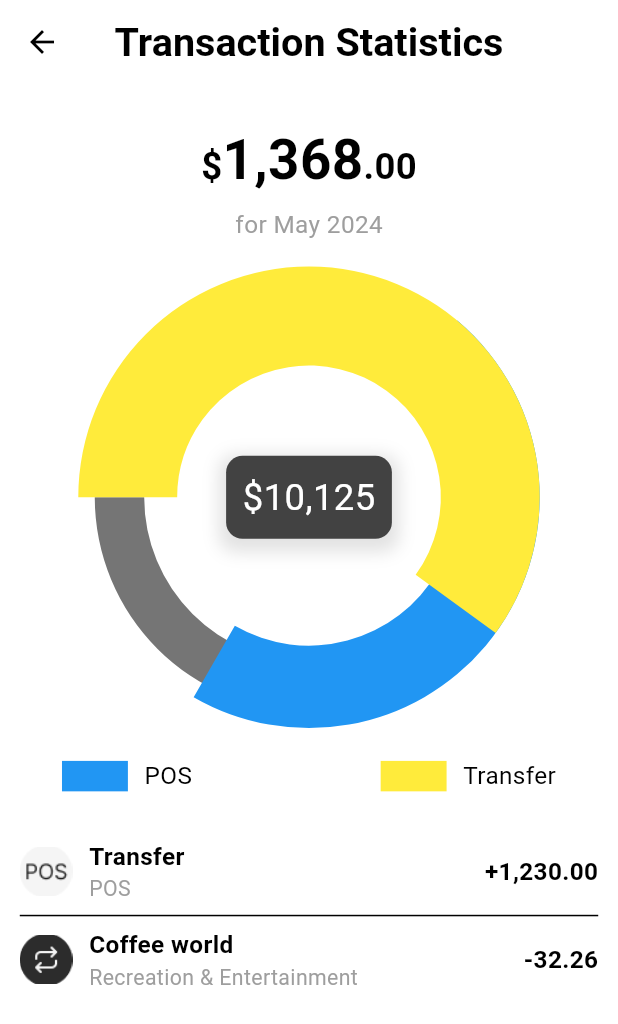
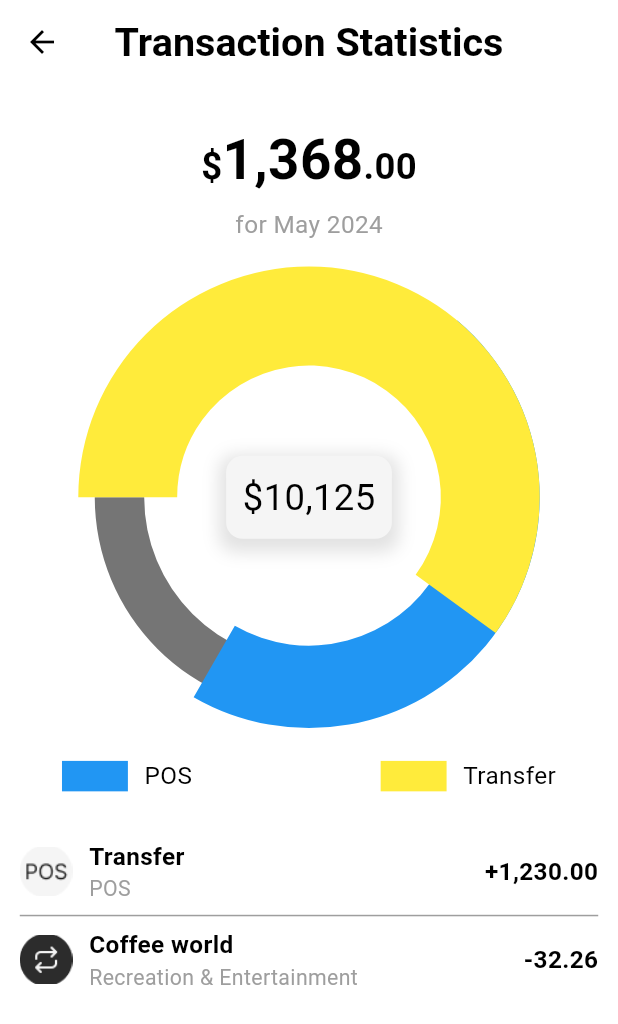
Before and after one commit to mayur-chaudhari-eazr/eazrdaily, a Flutter app: the AnalyticsPage screen opened directly, on a phone screen of 412 x 824 dp. Shown: the top 1024 px of the screen. Run offline on Flutter 3.47's test engine with Material 3 defaults, Android fonts, the phone set to English and light mode, and no system bars; our stand-ins replace flutter_bloc, flutter_countdown_timer, flutter_otp_text_field, smooth_page_indicator, syncfusion_flutter_charts.

Commit message:
minor changes

```diff
--- a/lib/features/analytics/analytics_page.dart
+++ b/lib/features/analytics/analytics_page.dart
@@ -5,6 +5,7 @@ import '../../core/utils/window.dart'; // Import your Window class for responsiv
 
 class AnalyticsPage extends StatelessWidget {
   const AnalyticsPage({super.key});
+
 
   @override
   Widget build(BuildContext context) {
@@ -27,20 +28,20 @@ class AnalyticsPage extends StatelessWidget {
           'Transaction Statistics',
           style: TextStyle(
             color: isDarkMode ? Colors.white : Colors.black,
-            fontSize: Window.getFontSize(26), // Reduced font size
+            fontSize: Window.getFontSize(26), // Font size adjusted for readability
             fontWeight: FontWeight.bold,
           ),
         ),
         centerTitle: true,
         elevation: 0,
       ),
-      backgroundColor: isDarkMode ? Colors.grey[900] : Colors.white,
+      backgroundColor: isDarkMode ? Color(0xFF1E1E1E) : Colors.white, // Set background color based on mode
       body: SingleChildScrollView(
-        padding: Window.getPadding(all: 12), // Reduced padding
+        padding: Window.getPadding(all: 12), // Padding as per responsive design
         child: Column(
           crossAxisAlignment: CrossAxisAlignment.center,
           children: [
-            const SizedBox(height: 12), // Reduced height
+            const SizedBox(height: 12),
             Center(
               child: Column(
                 children: [
@@ -48,37 +49,38 @@ class AnalyticsPage extends StatelessWidget {
                     TextSpan(
                       style: TextStyle(
                         fontWeight: FontWeight.bold,
-                        fontSize: Window.getFontSize(36), // Reduced font size from 48
+                        fontSize: Window.getFontSize(36), // Large font size
+                        color: isDarkMode ? Colors.white : Colors.black, // Color based on mode
                       ),
                       children: [
                         TextSpan(
-                          text: '\$', // Small $ symbol
+                          text: '\$',
                           style: TextStyle(
-                            fontSize: Window.getFontSize(24), // Reduced font size from 30
+                            fontSize: Window.getFontSize(24),
                           ),
                         ),
                         const TextSpan(text: '1,368'), // Main large number
                         TextSpan(
-                          text: '.00', // Small .00 part
+                          text: '.00',
                           style: TextStyle(
-                            fontSize: Window.getFontSize(24), // Reduced font size from 30
+                            fontSize: Window.getFontSize(24),
                           ),
                         ),
                       ],
                     ),
                   ),
-                  SizedBox(height: Window.getVerticalSize(6)), // Reduced vertical size
+                  SizedBox(height: Window.getVerticalSize(6)),
                   Text(
                     "for May 2024",
                     style: TextStyle(
-                      fontSize: Window.getFontSize(16), // Reduced font size from 20
-                      color: Colors.grey,
+                      fontSize: Window.getFontSize(16),
+                      color: isDarkMode ? Colors.grey[300] : Colors.grey,
                     ),
                   ),
                 ],
               ),
             ),
-            SizedBox(height: Window.getVerticalSize(20)), // Reduced vertical size
+            SizedBox(height: Window.getVerticalSize(20)),
 
             // Circular charts
             Stack(
@@ -89,8 +91,8 @@ class AnalyticsPage extends StatelessWidget {
                   series: <CircularSeries>[
                     DoughnutSeries<_ChartData, String>(
                       dataSource: [_ChartData('Remaining', 20, Colors.grey[600]!)],
-                      innerRadius: Window.getHorizontalSize(100).toString(), // Reduced inner radius
-                      radius: Window.getHorizontalSize(130).toString(), // Reduced radius
+                      innerRadius: Window.getHorizontalSize(100).toString(),
+                      radius: Window.getHorizontalSize(130).toString(),
                       startAngle: 270,
                       endAngle: 630,
                       pointColorMapper: (_ChartData data, _) => data.color,
@@ -137,15 +139,15 @@ class AnalyticsPage extends StatelessWidget {
                 // Center text container
                 Positioned(
                   child: Container(
-                    padding: Window.getPadding(all: 10), // Reduced padding
+                    padding: Window.getPadding(all: 10),
                     decoration: BoxDecoration(
-                      color: isDarkMode ? Colors.grey[100] : Colors.grey[800],
-                      borderRadius: BorderRadius.circular(Window.getRadiusSize(10)), // Reduced radius
+                      color: isDarkMode ? Colors.grey[800] : Colors.grey[100],
+                      borderRadius: BorderRadius.circular(Window.getRadiusSize(10)),
                       boxShadow: [
                         BoxShadow(
                           color: isDarkMode ? Colors.black26 : Colors.grey.withOpacity(0.3),
-                          blurRadius: Window.getHorizontalSize(8), // Reduced blur
-                          spreadRadius: Window.getHorizontalSize(4), // Reduced spread
+                          blurRadius: Window.getHorizontalSize(8),
+                          spreadRadius: Window.getHorizontalSize(4),
                           offset: const Offset(0, 4),
                         ),
                       ],
@@ -153,8 +155,8 @@ class AnalyticsPage extends StatelessWidget {
                     child: Text(
                       "\$10,125",
                       style: TextStyle(
-                        color: isDarkMode ? Colors.black : Colors.white,
-                        fontSize: Window.getFontSize(24), // Reduced font size
+                        color: isDarkMode ? Colors.white : Colors.black,
+                        fontSize: Window.getFontSize(24),
                       ),
                     ),
                   ),
@@ -163,22 +165,22 @@ class AnalyticsPage extends StatelessWidget {
             ),
 
             // Legends
-            SizedBox(height: Window.getVerticalSize(24)), // Reduced vertical size
+            SizedBox(height: Window.getVerticalSize(24)),
             Row(
               mainAxisAlignment: MainAxisAlignment.spaceAround,
               children: [
-                _buildLegend('POS', Colors.blue),
-                SizedBox(width: Window.getHorizontalSize(12)), // Reduced spacing
-                _buildLegend('Transfer', Colors.yellow),
+                _buildLegend('POS', Colors.blue, isDarkMode), // Pass isDarkMode here
+                SizedBox(width: Window.getHorizontalSize(12)),
+                _buildLegend('Transfer', Colors.yellow, isDarkMode), // Pass isDarkMode here
               ],
             ),
 
             // Transaction details section
-            SizedBox(height: Window.getVerticalSize(30)), // Reduced vertical size
+            SizedBox(height: Window.getVerticalSize(30)),
             _buildTransactionItemWithImage(context, 'Transfer', '+1,230.00', 'POS', '*4243', 'assets/images/Avatar.png', isDarkMode),
-            const Divider(), // Ensure Divider is visible
+            const Divider(color: Colors.grey), // Ensure Divider is visible in dark mode
             _buildTransactionItemWithImage(context, 'Coffee world', '-32.26', 'Recreation & Entertainment', '', 'assets/images/iconbutton.png', isDarkMode),
-            const SizedBox(height: 80), // Reduced extra spacing
+            const SizedBox(height: 80),
           ],
         ),
       ),
@@ -186,19 +188,25 @@ class AnalyticsPage extends StatelessWidget {
   }
 
   // Builds the legend items
-  Widget _buildLegend(String text, Color color) {
+  Widget _buildLegend(String text, Color color, bool isDarkMode) {
     return Row(
       children: [
         Container(
-          width: Window.getHorizontalSize(40), // Reduced width
-          height: Window.getVerticalSize(20), // Reduced height
+          width: Window.getHorizontalSize(40),
+          height: Window.getVerticalSize(20),
           decoration: BoxDecoration(
             shape: BoxShape.rectangle,
             color: color,
           ),
         ),
-        SizedBox(width: Window.getHorizontalSize(10)), // Reduced spacing
-        Text(text, style: TextStyle(fontSize: Window.getFontSize(16))), // Reduced font size
+        SizedBox(width: Window.getHorizontalSize(10)),
+        Text(
+          text,
+          style: TextStyle(
+            fontSize: Window.getFontSize(16),
+            color: isDarkMode ? Colors.white : Colors.black, // Set text color based on dark mode
+          ),
+        ),
       ],
     );
   }
@@ -208,8 +216,8 @@ class AnalyticsPage extends StatelessWidget {
       [String? extraInfo, String imagePath = '', bool isDarkMode = false]) {
     final screenHeight = MediaQuery.of(context).size.height;
     final double dynamicSpacing = screenHeight < 600
-        ? Window.getVerticalSize(32) // Adjusted for smaller devices
-        : Window.getVerticalSize(48); // Adjusted for larger devices
+        ? Window.getVerticalSize(32)
+        : Window.getVerticalSize(48);
 
     return Column(
       children: [
@@ -220,26 +228,27 @@ class AnalyticsPage extends StatelessWidget {
               children: [
                 Image.asset(
                   imagePath,
-                  height: Window.getVerticalSize(32), // Reduced image size
-                  width: Window.getHorizontalSize(32), // Reduced image size
+                  height: Window.getVerticalSize(32),
+                  width: Window.getHorizontalSize(32),
                   fit: BoxFit.cover,
                 ),
-                SizedBox(width: Window.getHorizontalSize(10)), // Reduced spacing
+                SizedBox(width: Window.getHorizontalSize(10)),
                 Column(
                   crossAxisAlignment: CrossAxisAlignment.start,
                   children: [
                     Text(
                       title,
                       style: TextStyle(
-                        fontSize: Window.getFontSize(16), // Reduced font size
+                        fontSize: Window.getFontSize(16),
                         fontWeight: FontWeight.bold,
+                        color: isDarkMode ? Colors.white : Colors.black,
                       ),
                     ),
                     Text(
                       subTitle,
                       style: TextStyle(
                         color: Colors.grey,
-                        fontSize: Window.getFontSize(14), // Reduced font size
+                        fontSize: Window.getFontSize(14),
                       ),
                     ),
                   ],
@@ -249,7 +258,7 @@ class AnalyticsPage extends StatelessWidget {
             Text(
               amount,
               style: TextStyle(
-                fontSize: Window.getFontSize(16), // Reduced font size
+                fontSize: Window.getFontSize(16),
                 color: isDarkMode ? Colors.white : Colors.black,
                 fontWeight: FontWeight.bold,
               ),
--- a/lib/features/login/create_passcode_screen.dart
+++ b/lib/features/login/create_passcode_screen.dart
@@ -34,7 +34,7 @@ class _CreatePasscodeScreenState extends State<CreatePasscodeScreen> {
   void _navigateToNextScreen() {
     Navigator.push(
       context,
-      MaterialPageRoute(builder: (context) =>  FingerprintLoginScreen()), // Replace with your next screen widget
+      MaterialPageRoute(builder: (context) => FingerprintLoginScreen()), // Replace with your next screen widget
     );
   }
 
@@ -126,16 +126,16 @@ class _CreatePasscodeScreenState extends State<CreatePasscodeScreen> {
           },
           child: CircleAvatar(
             radius: 50,
-            backgroundColor: isDarkMode ? Colors.grey[800] : Colors.grey[200],
+            backgroundColor: isDarkMode ? Colors.white : Colors.grey[200], // Changed to white in dark mode
             child: key == '<'
-                ? Icon(Icons.backspace, color: isDarkMode ? Colors.white : Colors.black)
+                ? Icon(Icons.backspace, color: isDarkMode ? Colors.black : Colors.black) // Black for dark mode
                 : Text(
-              key,
-              style: TextStyle(
-                fontSize: 24,
-                color: isDarkMode ? Colors.white : Colors.black,
-              ),
-            ),
+                    key,
+                    style: TextStyle(
+                      fontSize: 24,
+                      color: isDarkMode ? Colors.black : Colors.black, // Changed text color to black in dark mode
+                    ),
+                  ),
           ),
         );
       }).toList(),
--- a/lib/features/login/enter_passcode_biometric.dart
+++ b/lib/features/login/enter_passcode_biometric.dart
@@ -42,7 +42,7 @@ class _EnterPasscodeScreenState extends State<EnterPasscodeScreen> {
     // Navigate to fingerprint login screen
     Navigator.push(
       context,
-      MaterialPageRoute(builder: (context) =>  FingerprintLoginScreen()),
+      MaterialPageRoute(builder: (context) => FingerprintLoginScreen()),
     );
   }
 
@@ -131,11 +131,11 @@ class _EnterPasscodeScreenState extends State<EnterPasscodeScreen> {
           onTap: _onBiometricPressed,
           child: CircleAvatar(
             radius: 50,
-            backgroundColor: isDarkMode ? Colors.grey[800] : Colors.grey[200],
+            backgroundColor: isDarkMode ? Colors.white : Colors.grey[200], // Changed to white in dark mode
             child: Icon(
               Icons.fingerprint,
               size: 40,
-              color: isDarkMode ? Colors.white : Colors.black,
+              color: isDarkMode ? Colors.black : Colors.black, // Black for dark mode
             ),
           ),
         ),
@@ -146,12 +146,12 @@ class _EnterPasscodeScreenState extends State<EnterPasscodeScreen> {
           },
           child: CircleAvatar(
             radius: 50,
-            backgroundColor: isDarkMode ? Colors.grey[800] : Colors.grey[200],
+            backgroundColor: isDarkMode ? Colors.white : Colors.grey[200], // Changed to white in dark mode
             child: Text(
               '0',
               style: TextStyle(
                 fontSize: 24,
-                color: isDarkMode ? Colors.white : Colors.black,
+                color: isDarkMode ? Colors.black : Colors.black, // Changed text color to black in dark mode
               ),
             ),
           ),
@@ -161,10 +161,10 @@ class _EnterPasscodeScreenState extends State<EnterPasscodeScreen> {
           onTap: _onBackspacePressed,
           child: CircleAvatar(
             radius: 50,
-            backgroundColor: isDarkMode ? Colors.grey[800] : Colors.grey[200],
+            backgroundColor: isDarkMode ? Colors.white : Colors.grey[200], // Changed to white in dark mode
             child: Icon(
               Icons.backspace,
-              color: isDarkMode ? Colors.white : Colors.black,
+              color: isDarkMode ? Colors.black : Colors.black, // Black for dark mode
             ),
           ),
         ),
@@ -187,16 +187,16 @@ class _EnterPasscodeScreenState extends State<EnterPasscodeScreen> {
           },
           child: CircleAvatar(
             radius: 50,
-            backgroundColor: isDarkMode ? Colors.grey[800] : Colors.grey[200],
+            backgroundColor: isDarkMode ? Colors.white : Colors.grey[200], // Changed to white in dark mode
             child: key == '<'
-                ? Icon(Icons.backspace, color: isDarkMode ? Colors.white : Colors.black)
+                ? Icon(Icons.backspace, color: isDarkMode ? Colors.black : Colors.black)
                 : Text(
-              key,
-              style: TextStyle(
-                fontSize: 24,
-                color: isDarkMode ? Colors.white : Colors.black,
-              ),
-            ),
+                    key,
+                    style: TextStyle(
+                      fontSize: 24,
+                      color: isDarkMode ? Colors.black : Colors.black, // Changed text color to black in dark mode
+                    ),
+                  ),
           ),
         );
       }).toList(),
--- a/lib/features/login/enter_password_screen.dart
+++ b/lib/features/login/enter_password_screen.dart
@@ -148,7 +148,7 @@ class _EnterPasswordScreenState extends State<EnterPasswordScreen> {
                     borderRadius: BorderRadius.circular(8),
                   ),
                 ),
-                child: const Text('Login In'),
+                child: const Text('Login'),
               ),
             ),
             const SizedBox(height: 16),
--- a/lib/features/onboarding/OnboardingScreen4.dart
+++ b/lib/features/onboarding/OnboardingScreen4.dart
@@ -121,7 +121,7 @@ class _OnboardingScreen4State extends State<OnboardingScreen4> {
                       ),
                       elevation: 5,
                     ),
-                    child: const Text('Log in'),
+                    child: const Text('Log in', style: TextStyle(fontSize: 18, fontWeight: FontWeight.bold),),
                   ),
                   SizedBox(height: screenHeight * 0.02),
                   OutlinedButton(
@@ -142,7 +142,7 @@ class _OnboardingScreen4State extends State<OnboardingScreen4> {
                       ),
                       foregroundColor: isDarkMode ? Colors.white : Colors.black,
                     ),
-                    child: const Text('Register'),
+                    child: const Text('Register', style: TextStyle(fontSize: 18, fontWeight: FontWeight.bold),),
                   ),
                 ],
               ),
--- a/lib/features/profile/profile_page.dart
+++ b/lib/features/profile/profile_page.dart
@@ -26,7 +26,7 @@ class _ProfilePageState extends State<ProfilePage> {
 
     return Scaffold(
       appBar: _buildAppBar(context, isDarkMode),
-      backgroundColor: isDarkMode ? Colors.black : Colors.white,
+      backgroundColor: isDarkMode ? Color(0xFF1E1E1E) : Colors.white, // Dark mode background
       body: SingleChildScrollView(
         child: Padding(
           padding: const EdgeInsets.symmetric(horizontal: 24.0, vertical: 16.0),
@@ -126,6 +126,7 @@ class _ProfilePageState extends State<ProfilePage> {
             style: theme.textTheme.headlineMedium?.copyWith(
               fontSize: 28, // Larger name font size
               fontWeight: FontWeight.bold,
+              color: theme.brightness == Brightness.dark ? Colors.white : Colors.black, // Set color based on mode
             ),
           ),
           const SizedBox(height: 8),
@@ -156,6 +157,7 @@ class _ProfilePageState extends State<ProfilePage> {
         style: theme.textTheme.titleMedium?.copyWith(
           fontSize: 20,
           fontWeight: FontWeight.w500,
+          color: isDarkMode ? Colors.white : Colors.black,
         ),
       ),
       trailing: Icon(Icons.arrow_forward_ios, color: isDarkMode ? Colors.white : Colors.black, size: 20),
@@ -177,6 +179,7 @@ class _ProfilePageState extends State<ProfilePage> {
         style: Theme.of(context).textTheme.titleMedium?.copyWith(
           fontSize: 20,
           fontWeight: FontWeight.w500,
+          color: isDarkMode ? Colors.white : Colors.black,
         ),
       ),
       trailing: GestureDetector(
@@ -237,6 +240,7 @@ class _ProfilePageState extends State<ProfilePage> {
         style: Theme.of(context).textTheme.titleMedium?.copyWith(
           fontSize: 20,
           fontWeight: FontWeight.w500,
+          color: isDarkMode ? Colors.white : Colors.black,
         ),
       ),
       trailing: GestureDetector(
```
